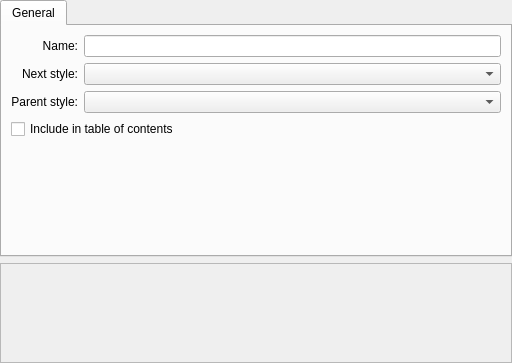
The window that plugins/textshape/dialogs/CharacterGeneral.ui (KDE/calligra) describes before a commit, drawn with Qt 5.
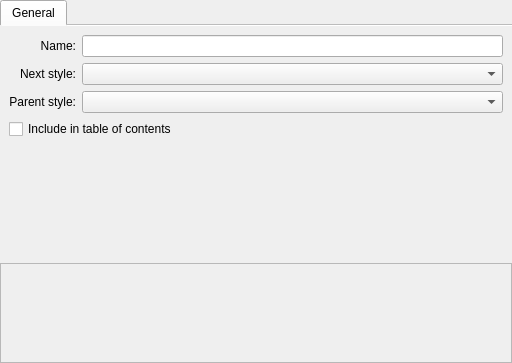
The same window after the commit. Custom widgets are drawn as their Qt base class.

Patch:
```diff
--- a/plugins/textshape/dialogs/CharacterGeneral.ui
+++ b/plugins/textshape/dialogs/CharacterGeneral.ui
@@ -14,6 +14,9 @@
    <property name="margin">
     <number>0</number>
    </property>
+   <property name="spacing">
+    <number>0</number>
+   </property>
    <item>
     <widget class="QTabWidget" name="tabs">
      <property name="sizePolicy">
@@ -22,6 +25,9 @@
        <verstretch>0</verstretch>
       </sizepolicy>
      </property>
+     <property name="documentMode">
+      <bool>true</bool>
+     </property>
      <widget class="QWidget" name="generalTab">
       <attribute name="title">
        <string>General</string>
@@ -96,6 +102,12 @@
      </widget>
     </widget>
    </item>
+   <item>
+    <widget class="QFrame">
+     <property name="frameStyle"><enum>QFrame::HLine</enum></property>
+     <property name="fixedHeight"><number>1</number></property>
+    </widget>
+   </item>
    <item>
     <widget class="FormattingPreview" name="preview">
      <property name="minimumSize">
```
